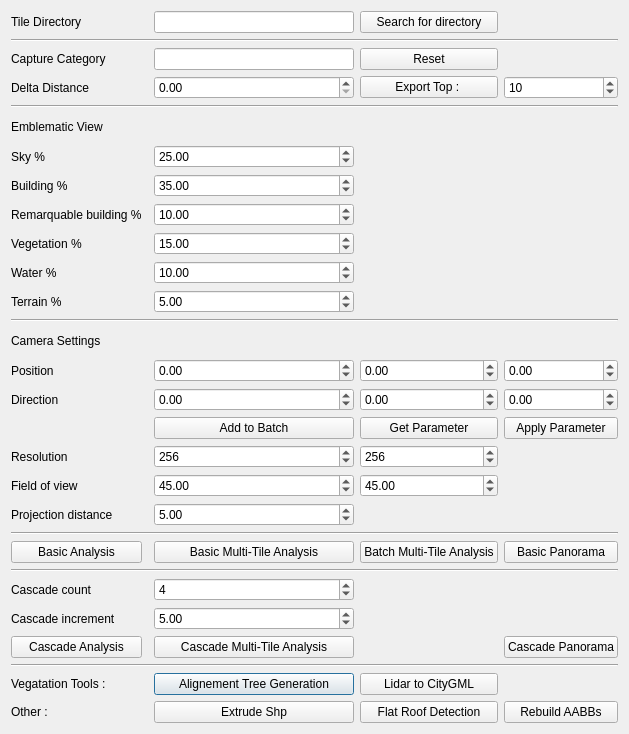
First picture: the form in ui/dialogVisibilite.ui, repository VCityTeam/3DUSE, before the edit.
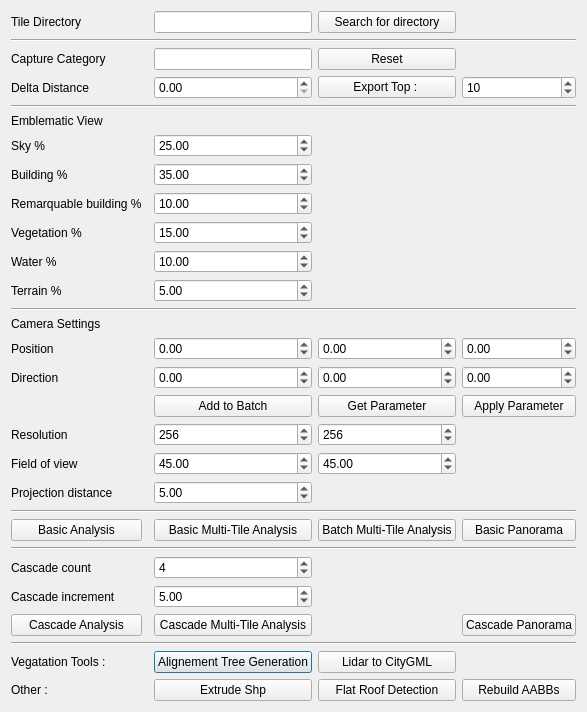
Second picture: the form after the edit.

```diff
--- a/ui/dialogVisibilite.ui
+++ b/ui/dialogVisibilite.ui
@@ -6,8 +6,8 @@
    <rect>
     <x>0</x>
     <y>0</y>
-    <width>629</width>
-    <height>734</height>
+    <width>520</width>
+    <height>674</height>
    </rect>
   </property>
   <property name="windowTitle">
```
